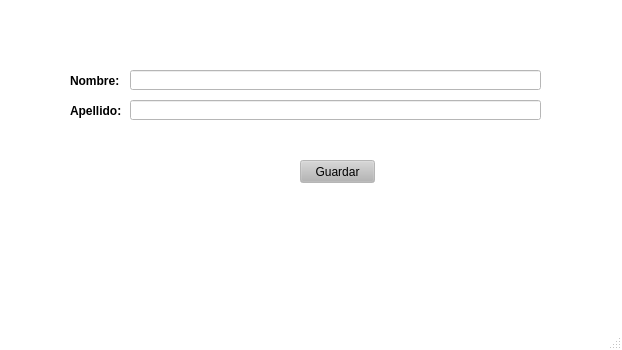
Above: interfaz.ui from Joelbasti/Qt-designer_POO before the change. Below: the same form after it.
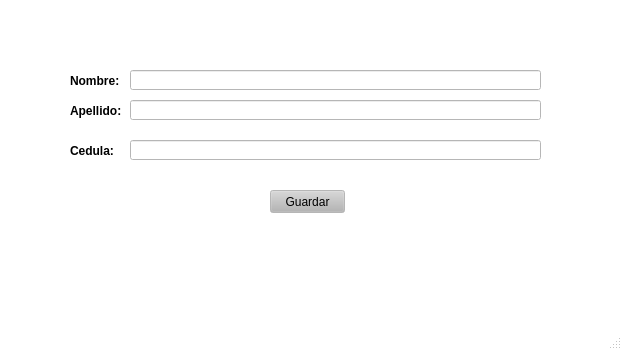
That is the form after the change.

The edit to the form file:
```diff
--- a/interfaz.ui
+++ b/interfaz.ui
@@ -511,8 +511,8 @@
    <widget class="QPushButton" name="btnAccion">
     <property name="geometry">
      <rect>
-      <x>300</x>
-      <y>160</y>
+      <x>270</x>
+      <y>190</y>
       <width>75</width>
       <height>23</height>
      </rect>
@@ -612,6 +612,44 @@
      <string>Guardar</string>
     </property>
    </widget>
+   <widget class="QLabel" name="lblCedula">
+    <property name="geometry">
+     <rect>
+      <x>70</x>
+      <y>130</y>
+      <width>131</width>
+      <height>41</height>
+     </rect>
+    </property>
+    <property name="font">
+     <font>
+      <weight>75</weight>
+      <bold>true</bold>
+     </font>
+    </property>
+    <property name="mouseTracking">
+     <bool>false</bool>
+    </property>
+    <property name="tabletTracking">
+     <bool>false</bool>
+    </property>
+    <property name="text">
+     <string>Cedula:</string>
+    </property>
+   </widget>
+   <widget class="QLineEdit" name="TxTCedula">
+    <property name="geometry">
+     <rect>
+      <x>130</x>
+      <y>140</y>
+      <width>411</width>
+      <height>20</height>
+     </rect>
+    </property>
+    <property name="maxLength">
+     <number>10</number>
+    </property>
+   </widget>
   </widget>
   <widget class="QMenuBar" name="menubar">
    <property name="geometry">
```
Left out of the diff: 2 changed lines with no effect on the pictures.
